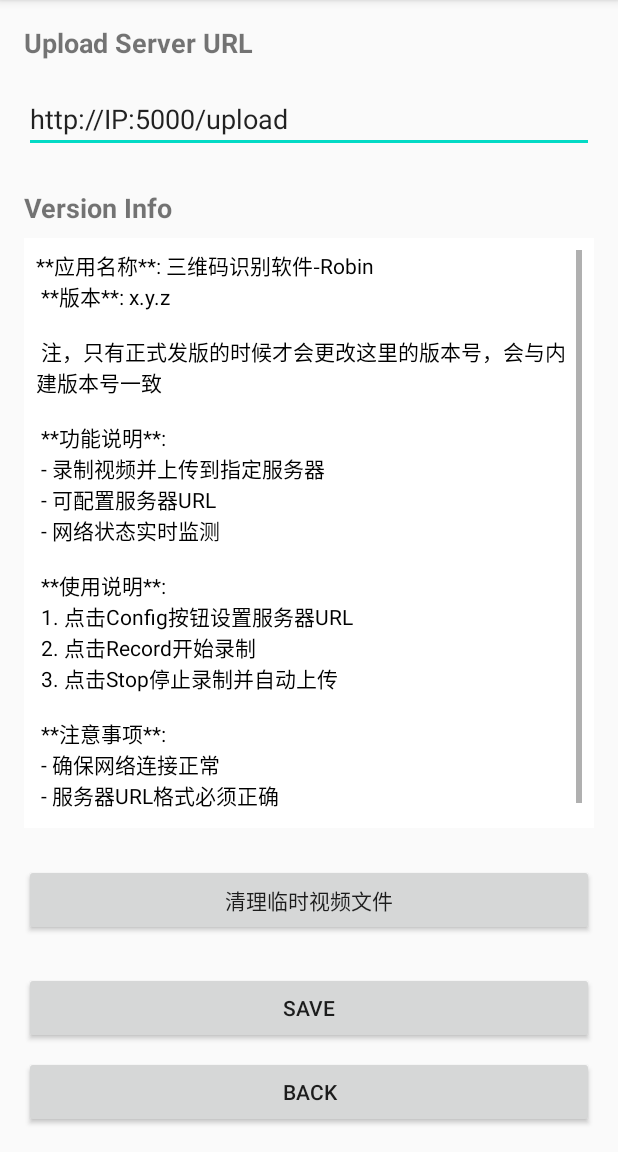
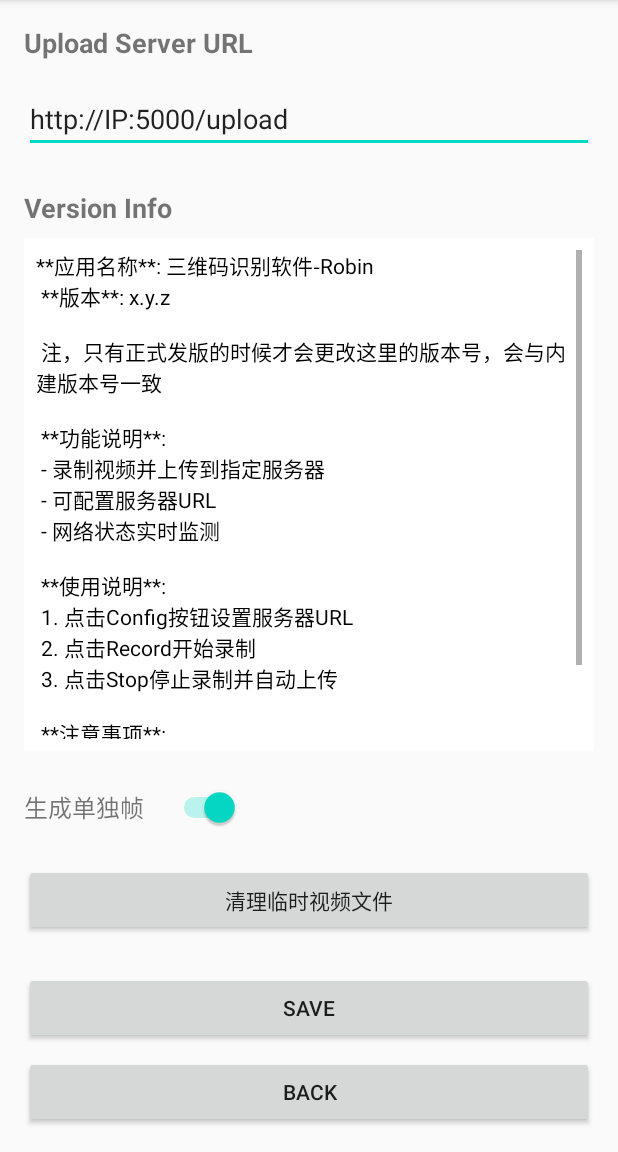
Before and after one commit to CloudYunLight/ColorCode-Andrioid, an Android app built with Jetpack Compose: the ConfigActivity screen opened directly, with no data from a screen before it, on a phone screen of 412 x 824 dp, the part 84-1236 px from its top. Run offline under Robolectric (Android 15) with nearby library versions, the phone set to English and light mode, and no system bars.

Commit message:
v0.1.3，增加帧生成开关

```diff
--- a/app/src/main/res/layout/activity_config.xml
+++ b/app/src/main/res/layout/activity_config.xml
@@ -51,6 +51,27 @@
             android:textColor="@android:color/black"/>
     </ScrollView>
 
+    <!-- 在版本信息部分下方添加 -->
+    <LinearLayout
+        android:layout_width="match_parent"
+        android:layout_height="wrap_content"
+        android:orientation="horizontal"
+        android:layout_marginTop="24dp"
+        android:gravity="center_vertical">
+
+        <TextView
+            android:layout_width="wrap_content"
+            android:layout_height="wrap_content"
+            android:text="@string/generate_frames_label"
+            android:textSize="16sp"/>
+
+        <Switch
+            android:id="@+id/frameGenerationSwitch"
+            android:layout_width="wrap_content"
+            android:layout_height="wrap_content"
+            android:layout_marginStart="16dp"/>
+    </LinearLayout>
+
 
     <!-- 在原有按钮上方添加清理按钮 -->
     <Button
--- a/app/src/main/res/values/strings.xml
+++ b/app/src/main/res/values/strings.xml
@@ -10,4 +10,5 @@
     <string name="clean_success">已清理 %d 个文件</string>
     <string name="clean_failed">清理失败</string>
     <string name="no_files">没有可清理的文件</string>
+    <string name="generate_frames_label">生成单独帧</string>
 </resources>
```
Also changed, not shown: app/src/main/java/com/cloudair754/sendvideos/ConfigActivity.kt (+18 -12 lines), app/src/main/java/com/cloudair754/sendvideos/VideoRecorder.kt (+11 -5 lines), 1 other file.
